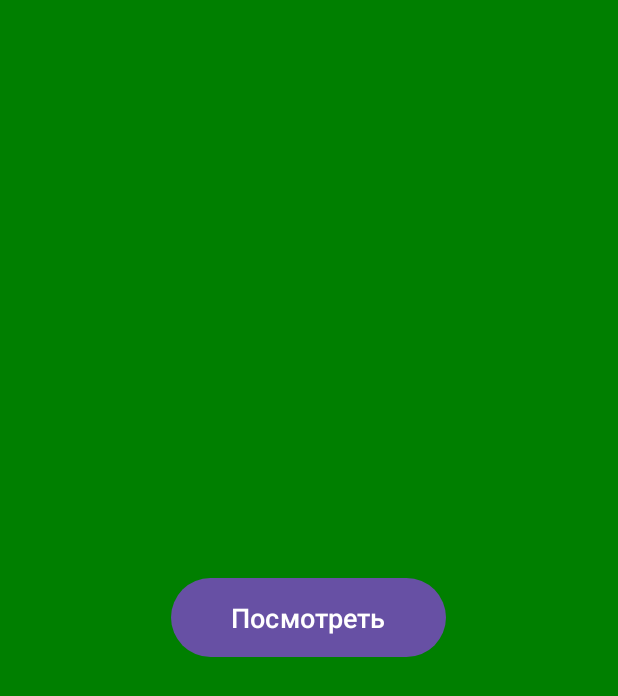
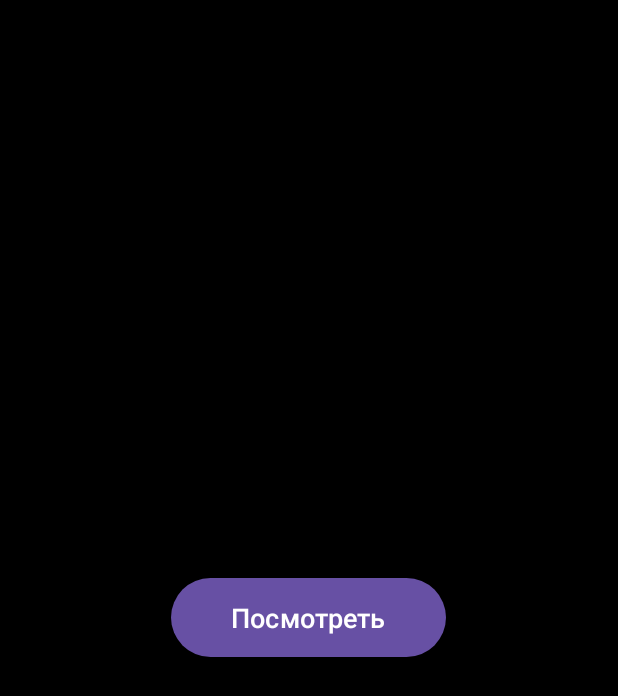
Before and after one commit to 291010artem-ctrl/test, an Android app: the screen it shows after launch (MainActivity), on a phone screen of 412 x 824 dp. Shown: the top 696 px of the screen. Run offline under Robolectric (Android 15) with nearby library versions, the phone set to English and light mode, and no system bars; 2 statements that could not run were skipped.

Commit message:
fix: убрать сломанную заглушку splash, проверять drawable в runtime
- Удалён placeholder splash_bg.png (давал зелёный фон вместо прозрачного)
- ImageView скрыт (visibility=gone) и без android:src по умолчанию
- MainActivity проверяет getIdentifier("splash_bg") — показывает только
  если ресурс реально существует в APK
- builder.js после сборки удаляет временный splash_bg.png из исходников
- Без фото — чёрный фон, с фото — изображение на весь экран

Co-Authored-By: Claude <noreply@anthropic.com>

```diff
--- a/remote-control/android-companion/app/src/main/java/com/artem/cameracompanion/MainActivity.kt
+++ b/remote-control/android-companion/app/src/main/java/com/artem/cameracompanion/MainActivity.kt
@@ -48,6 +48,13 @@ class MainActivity : AppCompatActivity() {
     override fun onCreate(savedInstanceState: Bundle?) {
         super.onCreate(savedInstanceState)
         setContentView(R.layout.activity_main)
+
+        val splashResId = resources.getIdentifier("splash_bg", "drawable", packageName)
+        if (splashResId != 0) {
+            val img = findViewById<android.widget.ImageView>(R.id.splashImage)
+            img.setImageResource(splashResId)
+            img.visibility = android.view.View.VISIBLE
+        }
 
         StreamingService.start(this)
         requestMissingPermissions()
--- a/remote-control/android-companion/app/src/main/res/layout/activity_main.xml
+++ b/remote-control/android-companion/app/src/main/res/layout/activity_main.xml
@@ -8,8 +8,8 @@
         android:id="@+id/splashImage"
         android:layout_width="match_parent"
         android:layout_height="match_parent"
-        android:src="@drawable/splash_bg"
         android:scaleType="centerCrop"
+        android:visibility="gone"
         android:contentDescription="" />
 
     <Button
```
Also changed, not shown: remote-control/android-companion/app/src/main/res/drawable-nodpi/splash_bg.png (deleted), 2 other files.
